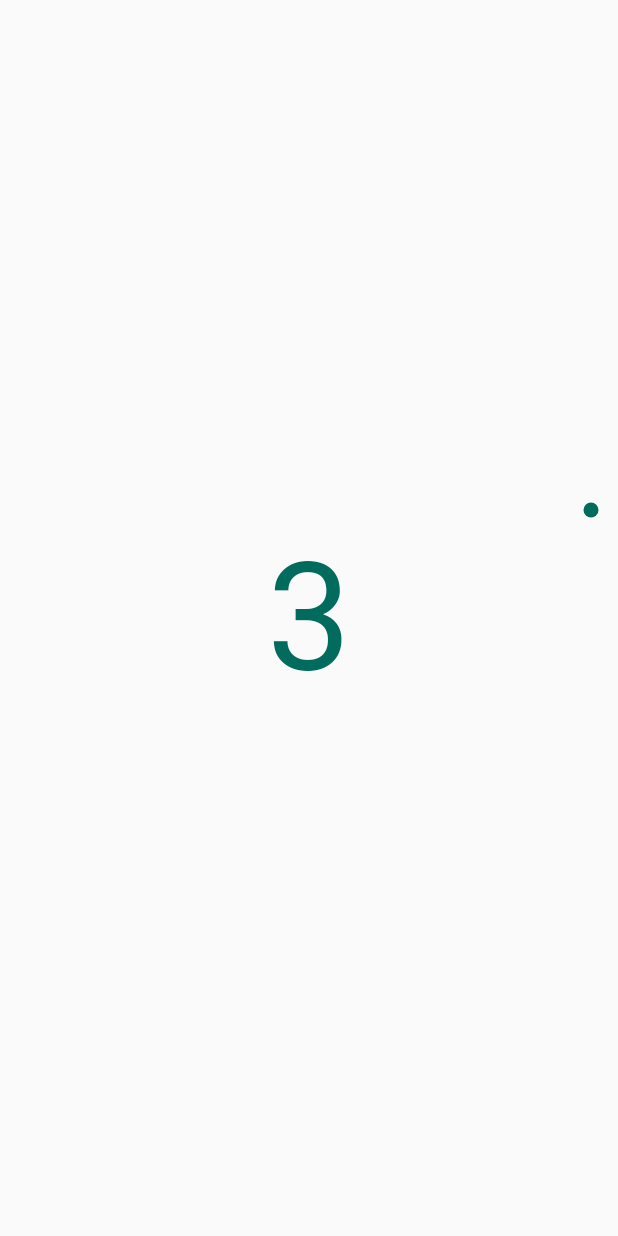
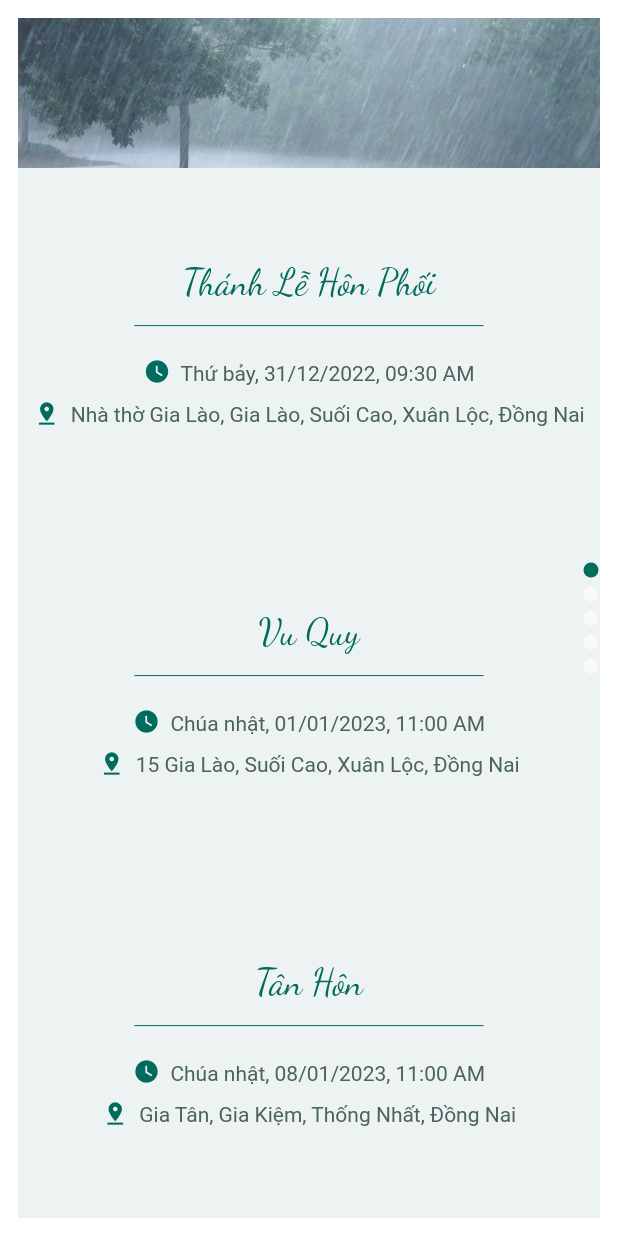
Before and after one commit to PeterHo249/wedding_invitation, a Flutter app: the screen it shows after launch, swiped to page 4, on a phone screen of 412 x 824 dp. Run offline on Flutter 3.47's test engine with Material 2 defaults, Android fonts, the phone set to English and light mode, and no system bars; our stand-ins replace flutter_swiper; Roboto replaces fonts that are missing (YanoneKaffeesatz).

Commit message:
Add remaining pages

```diff
--- /dev/null
+++ b/lib/ceremony_page.dart
@@ -0,0 +1,190 @@
+import 'package:flutter/material.dart';
+import 'package:url_launcher/url_launcher.dart';
+import 'package:wedding_invitation/constant.dart';
+import 'package:wedding_invitation/utils.dart';
+
+class CeremonyPage extends StatelessWidget {
+  const CeremonyPage({Key? key}) : super(key: key);
+
+  @override
+  Widget build(BuildContext context) {
+    return Container(
+      width: MediaQuery.of(context).size.width,
+      height: MediaQuery.of(context).size.height,
+      decoration: BoxDecoration(
+        color: Theme.of(context).colorScheme.primary.withOpacity(0.05),
+        border: Border.all(
+          width: getScale(context, 20),
+          color: Colors.white,
+        ),
+      ),
+      child: Column(
+        mainAxisAlignment: MainAxisAlignment.spaceBetween,
+        crossAxisAlignment: CrossAxisAlignment.center,
+        mainAxisSize: MainAxisSize.max,
+        children: buildInformation(context),
+      ),
+    );
+  }
+
+  List<Widget> buildInformation(BuildContext context) {
+    var widgets = [
+      SizedBox(
+        height: 100.0,
+        child: Image.asset(
+          landscapeImagePath,
+          fit: BoxFit.fitWidth,
+          width: MediaQuery.of(context).size.width - getScale(context, 20) * 2,
+        ),
+      ),
+      const Expanded(
+        child: EventInformation(
+          event: 'Thánh Lễ Hôn Phối',
+          place: 'Nhà thờ Gia Lào, Gia Lào, Suối Cao, Xuân Lộc, Đồng Nai',
+          time: 'Thứ bảy, 31/12/2022, 09:30 AM',
+          url: 'https://goo.gl/maps/AiZxjpdK15Vh8vxK7',
+        ),
+      ),
+    ];
+
+    var groomParty = const Expanded(
+      child: EventInformation(
+        event: 'Tân Hôn',
+        place: 'Gia Tân, Gia Kiệm, Thống Nhất, Đồng Nai',
+        time: 'Chúa nhật, 08/01/2023, 11:00 AM',
+        url: 'https://goo.gl/maps/AiZxjpdK15Vh8vxK7',
+      ),
+    );
+
+    var brideParty = const Expanded(
+      child: EventInformation(
+        event: 'Vu Quy',
+        place: '15 Gia Lào, Suối Cao, Xuân Lộc, Đồng Nai',
+        time: 'Chúa nhật, 01/01/2023, 11:00 AM',
+        url: 'https://goo.gl/maps/KpmerATxwZdUMhNC6',
+      ),
+    );
+
+    if (isVerticalScreen(context)) {
+      widgets.addAll(
+        [
+          brideParty,
+          groomParty,
+        ],
+      );
+    } else {
+      widgets.add(
+        Expanded(
+          child: Row(
+            mainAxisAlignment: MainAxisAlignment.spaceAround,
+            crossAxisAlignment: CrossAxisAlignment.center,
+            mainAxisSize: MainAxisSize.max,
+            children: [
+              brideParty,
+              groomParty,
+            ],
+          ),
+        ),
+      );
+    }
+
+    return widgets;
+  }
+}
+
+class EventInformation extends StatelessWidget {
+  const EventInformation({
+    Key? key,
+    required this.event,
+    required this.place,
+    required this.time,
+    required this.url,
+  }) : super(key: key);
+
+  final String event;
+  final String place;
+  final String time;
+  final String url;
+
+  @override
+  Widget build(BuildContext context) {
+    return LayoutBuilder(builder: (context, boxConstraints) {
+      return Column(
+        mainAxisAlignment: MainAxisAlignment.center,
+        crossAxisAlignment: CrossAxisAlignment.center,
+        children: [
+          Padding(
+            padding: EdgeInsets.all(
+              getScale(context, 10),
+            ),
+            child: Text(
+              event,
+              style: TextStyle(
+                fontFamily: 'DancingScript',
+                fontSize: getScale(context, 40),
+                color: Theme.of(context).colorScheme.primary,
+              ),
+            ),
+          ),
+          Padding(
+            padding: EdgeInsets.only(
+              bottom: getScale(context, 15),
+            ),
+            child: Divider(
+              color: Theme.of(context).colorScheme.primary,
+              indent: boxConstraints.maxWidth * 0.2,
+              endIndent: boxConstraints.maxWidth * 0.2,
+            ),
+          ),
+          buildTextWithIcon(
+            context,
+            Icons.watch_later,
+            time,
+          ),
+          InkWell(
+            onTap: () async {
+              await launchUrl(
+                Uri.parse(url),
+                webOnlyWindowName: '_blank',
+              );
+            },
+            child: buildTextWithIcon(
+              context,
+              Icons.pin_drop,
+              place,
+            ),
+          ),
+        ],
+      );
+    });
+  }
+
+  Widget buildTextWithIcon(BuildContext context, IconData icon, String text) {
+    return Padding(
+      padding: EdgeInsets.all(
+        getScale(context, 8),
+      ),
+      child: RichText(
+        textAlign: TextAlign.center,
+        text: TextSpan(
+          children: [
+            WidgetSpan(
+              child: Icon(
+                icon,
+                color: Theme.of(context).colorScheme.primary,
+                size: 18,
+              ),
+            ),
+            TextSpan(
+              text: '  $text',
+              style: TextStyle(
+                color: Theme.of(context).colorScheme.secondary,
+                fontSize: 14,
+              ),
+            ),
+          ],
+        ),
+      ),
+    );
+  }
+}
--- a/lib/main.dart
+++ b/lib/main.dart
@@ -1,7 +1,9 @@
 import 'package:flutter/material.dart';
 // ignore: import_of_legacy_library_into_null_safe
 import 'package:flutter_swiper/flutter_swiper.dart';
+import 'package:wedding_invitation/ceremony_page.dart';
 import 'package:wedding_invitation/constant.dart';
+import 'package:wedding_invitation/ending_page.dart';
 import 'package:wedding_invitation/personal_information_page.dart';
 import 'package:wedding_invitation/save_the_date_page.dart';
 
@@ -76,6 +78,14 @@ class _MyHomePageState extends State<MyHomePage> {
                   horizontalImage: portraitImagePath,
                 );
               }
+            case 3:
+              {
+                return const CeremonyPage();
+              }
+            case 4:
+              {
+                return const EndingPage();
+              }
             default:
               return Center(
                 child: Text(
@@ -88,7 +98,7 @@ class _MyHomePageState extends State<MyHomePage> {
               );
           }
         },
-        itemCount: 10,
+        itemCount: 5,
         pagination: SwiperPagination(
           builder: DotSwiperPaginationBuilder(
             activeColor: Theme.of(context).colorScheme.primary,
--- a/lib/personal_information_page.dart
+++ b/lib/personal_information_page.dart
@@ -25,7 +25,7 @@ class PersonalInformationPage extends StatelessWidget {
       width: MediaQuery.of(context).size.width,
       height: MediaQuery.of(context).size.height,
       decoration: BoxDecoration(
-        color: Theme.of(context).colorScheme.primary.withOpacity(0.03),
+        color: Theme.of(context).colorScheme.primary.withOpacity(0.05),
         border: Border.all(
           width: getScale(context, 20),
           color: Colors.white,
--- a/pubspec.yaml
+++ b/pubspec.yaml
@@ -13,6 +13,7 @@ dependencies:
     sdk: flutter
   cupertino_icons: ^1.0.2
   flutter_swiper: ^1.1.6
+  url_launcher: ^6.1.6
 
 dev_dependencies:
   flutter_test:
```
Also changed, not shown: lib/ending_page.dart (added, +47 -0 lines), lib/overlay_image.dart (added, +25 -0 lines), lib/save_the_date_page.dart (+23 -59 lines), pubspec.lock, 5 other files.
